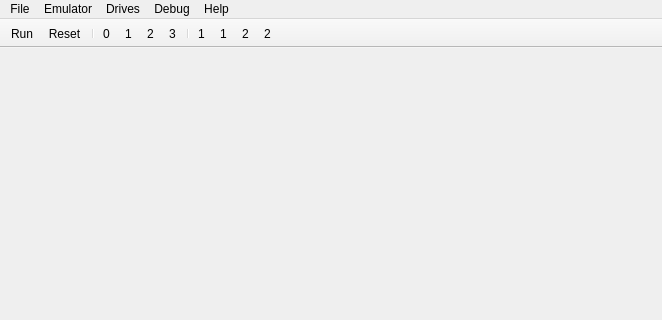
Qt form src/UKNCBTL.Qt/mainwindow.ui (arma-gast/ukncbtl) before a commit; both pictures show x 0 to 662 and y 0 to 320 of the 662 by 571 pixel window.
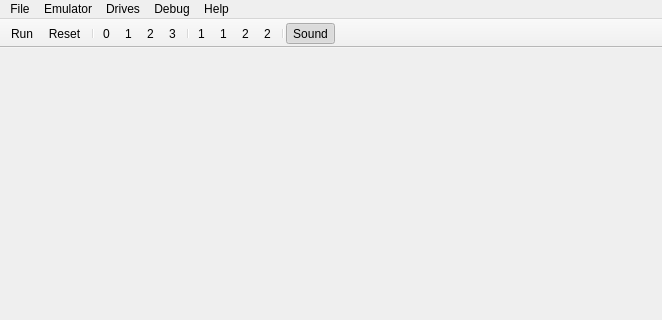
The same form after that commit. Icons and pictures are not drawn.

Commit message: [*] UKNCBTL.Qt: emubase update, Qt version updated to 4.8.1, Sound button on the toolbar.

The edit to the form file:
```diff
--- a/src/UKNCBTL.Qt/mainwindow.ui
+++ b/src/UKNCBTL.Qt/mainwindow.ui
@@ -123,6 +123,8 @@
    <addaction name="actionDrivesHard1"/>
    <addaction name="actionDrivesCartridge2"/>
    <addaction name="actionDrivesHard2"/>
+   <addaction name="separator"/>
+   <addaction name="actionSoundEnabled"/>
   </widget>
   <widget class="QStatusBar" name="statusBar"/>
   <action name="actionFileExit">
@@ -387,6 +389,9 @@
    <property name="text">
     <string>Sound Enabled</string>
    </property>
+   <property name="iconText">
+    <string>Sound</string>
+   </property>
   </action>
  </widget>
  <layoutdefault spacing="6" margin="11"/>
```
Left out of the diff: 4 changed lines with no effect on the pictures. The commit also changes 8 other files.
